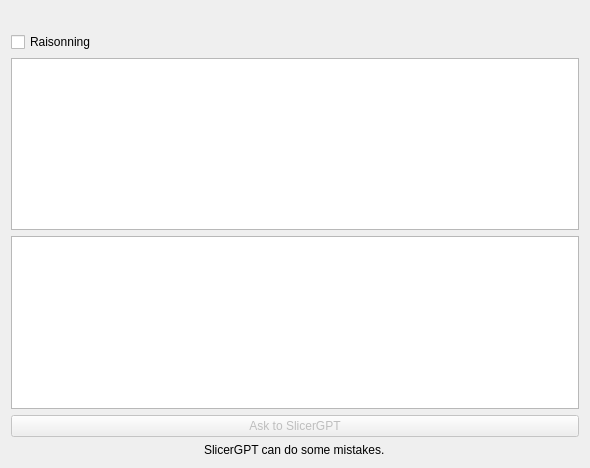
The window that SlicerGPT/Resources/UI/SlicerGPT.ui (yanisseF69/SlicerExtensionSandBox) describes before a commit, drawn with Qt 5.
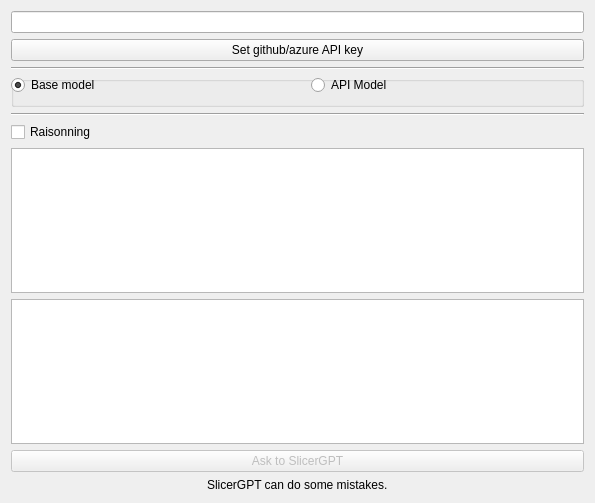
The same window after the commit. Custom widgets are drawn as their Qt base class.

Commit message: integrate azure inference api (TODO: connect the text input for api key usage), little refactoring

What changed in the file:
```diff
--- a/SlicerGPT/Resources/UI/SlicerGPT.ui
+++ b/SlicerGPT/Resources/UI/SlicerGPT.ui
@@ -6,8 +6,8 @@
    <rect>
     <x>0</x>
     <y>0</y>
-    <width>590</width>
-    <height>468</height>
+    <width>595</width>
+    <height>503</height>
    </rect>
   </property>
   <layout class="QVBoxLayout" name="verticalLayout">
@@ -24,6 +24,76 @@
      </property>
     </spacer>
    </item>
+   <item>
+    <widget class="QLineEdit" name="apiKeyText">
+     <property name="inputMethodHints">
+      <set>Qt::ImhHiddenText|Qt::ImhNoAutoUppercase|Qt::ImhNoPredictiveText|Qt::ImhSensitiveData</set>
+     </property>
+     <property name="text">
+      <string/>
+     </property>
+     <property name="echoMode">
+      <enum>QLineEdit::Password</enum>
+     </property>
+    </widget>
+   </item>
+   <item>
+    <widget class="QPushButton" name="apiKeyButton">
+     <property name="text">
+      <string>Set github/azure API key</string>
+     </property>
+    </widget>
+   </item>
+   <item>
+    <widget class="Line" name="line">
+     <property name="orientation">
+      <enum>Qt::Horizontal</enum>
+     </property>
+    </widget>
+   </item>
+   <item>
+    <widget class="QGroupBox" name="modelsBox">
+     <property name="title">
+      <string/>
+     </property>
+     <widget class="QRadioButton" name="apiButton">
+      <property name="geometry">
+       <rect>
+        <x>300</x>
+        <y>0</y>
+        <width>291</width>
+        <height>18</height>
+       </rect>
+      </property>
+      <property name="text">
+       <string>API Model</string>
+      </property>
+     </widget>
+     <widget class="QRadioButton" name="baseButton">
+      <property name="geometry">
+       <rect>
+        <x>0</x>
+        <y>0</y>
+        <width>291</width>
+        <height>18</height>
+       </rect>
+      </property>
+      <property name="text">
+       <string>Base model</string>
+      </property>
+      <property name="checked">
+       <bool>true</bool>
+      </property>
+     </widget>
+    </widget>
+   </item>
+   <item>
+    <widget class="Line" name="line_2">
+     <property name="orientation">
+      <enum>Qt::Horizontal</enum>
+     </property>
+    </widget>
+   </item>
    <item>
     <widget class="QCheckBox" name="thinkBox">
      <property name="text">
```
The commit also changes 5 other files.
